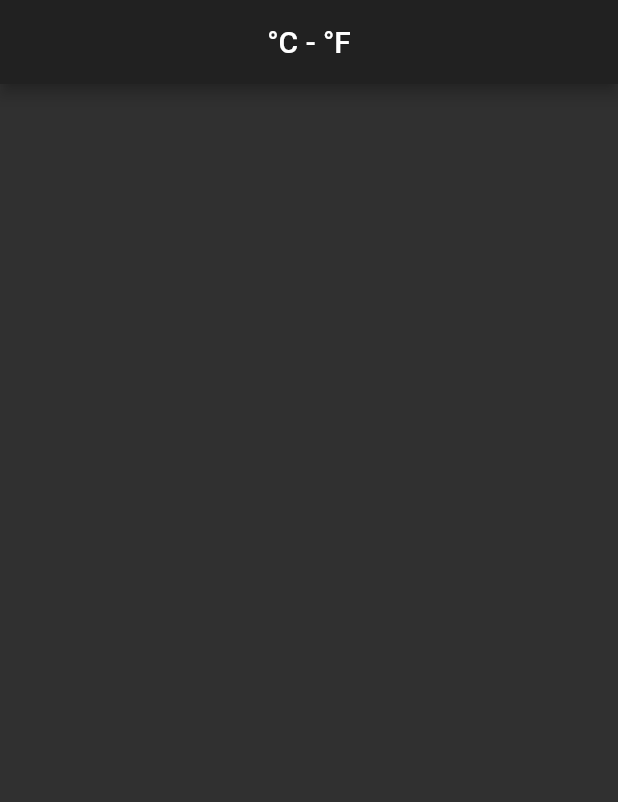
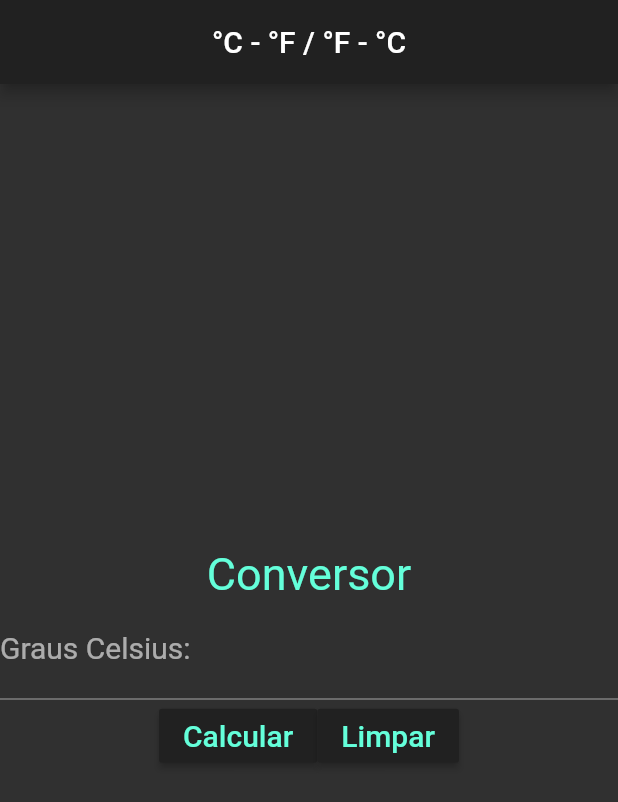
Before and after one commit to santanaluc/conversor_temperatura.app, a Flutter app: the screen it shows after launch, on a phone screen of 412 x 824 dp. Shown: the top 802 px of the screen. Run offline on Flutter 3.47's test engine with Material 2 defaults, Android fonts, the phone set to English and light mode, and no system bars.

Commit message:
Adicionando calculo Fahrenheit

```diff
--- a/lib/main.dart
+++ b/lib/main.dart
@@ -1,6 +1,5 @@
-import 'dart:html';
-
 import 'package:flutter/material.dart';
+import 'package:flutter/services.dart';
 
 void main() {
   runApp(MyApp());
@@ -31,8 +30,111 @@ class Homepage extends StatelessWidget {
   Widget build(BuildContext context) {
     return Scaffold(
       appBar: new AppBar(
-        title: new Text('°C - °F'),
+        title: new Text('°C - °F / °F - °C'),
         centerTitle: true,
+      ),
+      body: Conversor(),
+    );
+  }
+}
+
+class Conversor extends StatefulWidget {
+  @override
+  _ConversorState createState() => _ConversorState();
+}
+
+class _ConversorState extends State<Conversor> {
+  TextEditingController _ctrlCelsius = TextEditingController();
+  String msg = "Conversor";
+  String msgResultF = "Fahrenheit";
+  String msgResultC = "Celsius";
+
+  void calcularF() {
+    double _celsius = double.tryParse(_ctrlCelsius.text);
+    if (_celsius == null) {
+      setState(() {
+        msg = "Digite em graus Celsius";
+      });
+    } else {
+      var fahrenheit = (9 / 5) * _celsius + 32;
+      setState(() {
+        msg = "Resultado: $fahrenheit °F";
+        SystemChannels.textInput.invokeListMethod('TextInput.hide');
+      });
+    }
+  }
+
+  void novo() {
+    setState(() {
+      _ctrlCelsius.text = " ";
+      msg = "Conversor";
+      SystemChannels.textInput.invokeListMethod('TextInput.hide');
+    });
+  }
+
+  @override
+  Widget build(BuildContext context) {
+    return Container(
+      child: Column(
+        mainAxisAlignment: MainAxisAlignment.center,
+        mainAxisSize: MainAxisSize.max,
+        crossAxisAlignment: CrossAxisAlignment.stretch,
+        children: [
+          Text(
+            msg,
+            style: new TextStyle(
+                fontSize: 30.0,
+                color: const Color(0xFF64ffda),
+                fontWeight: FontWeight.w400,
+                fontFamily: "Roboto"),
+            textAlign: TextAlign.center,
+          ),
+          TextField(
+            controller: _ctrlCelsius,
+            keyboardType: TextInputType.number,
+            decoration: InputDecoration(labelText: "Graus Celsius:"),
+            style: TextStyle(
+                fontSize: 20.0,
+                color: const Color(0xFF64ffda),
+                fontWeight: FontWeight.w400,
+                fontFamily: "Roboto"),
+          ),
+          Row(
+            mainAxisAlignment: MainAxisAlignment.center,
+            mainAxisSize: MainAxisSize.max,
+            crossAxisAlignment: CrossAxisAlignment.start,
+            children: [
+              RaisedButton(
+                onPressed: () {
+                  calcularF();
+                },
+                color: const Color(0xFF212121),
+                child: new Text(
+                  "Calcular",
+                  style: new TextStyle(
+                      fontSize: 20.0,
+                      color: const Color(0xFF64ffda),
+                      fontWeight: FontWeight.w500,
+                      fontFamily: "Roboto"),
+                ),
+              ),
+              RaisedButton(
+                onPressed: () {
+                  novo();
+                },
+                color: const Color(0xFF212121),
+                child: new Text(
+                  "Limpar",
+                  style: new TextStyle(
+                      fontSize: 20.0,
+                      color: const Color(0xFF64ffda),
+                      fontWeight: FontWeight.w500,
+                      fontFamily: "Roboto"),
+                ),
+              )
+            ],
+          )
+        ],
       ),
     );
   }
```
Also changed, not shown: 1 other file.
